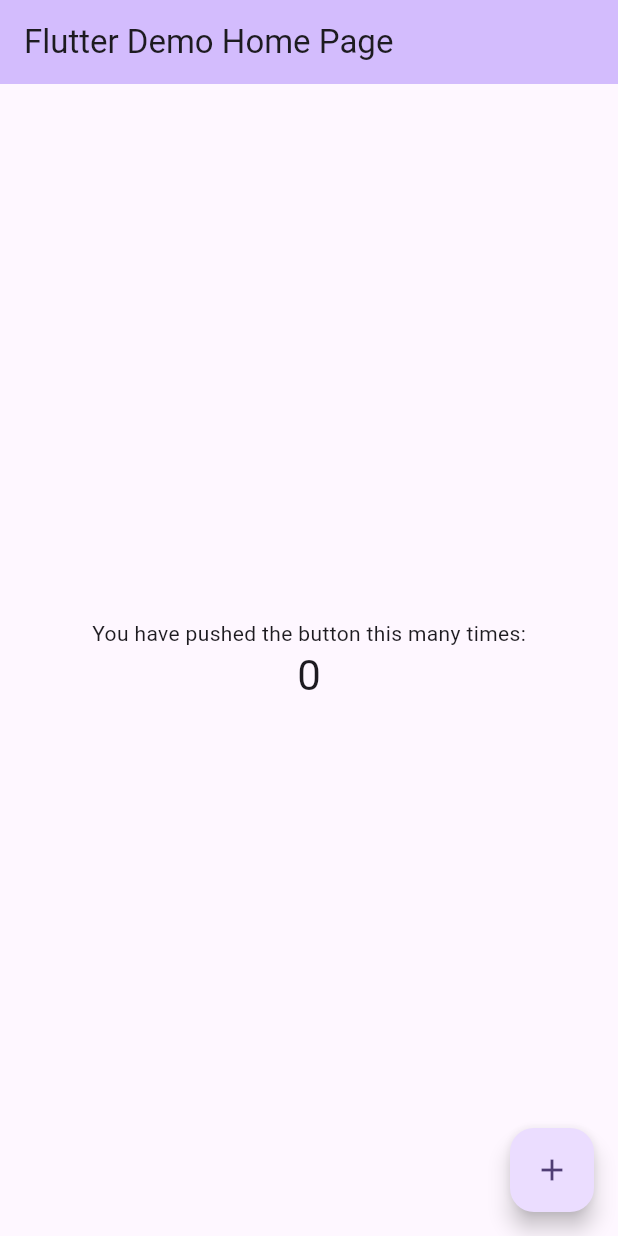
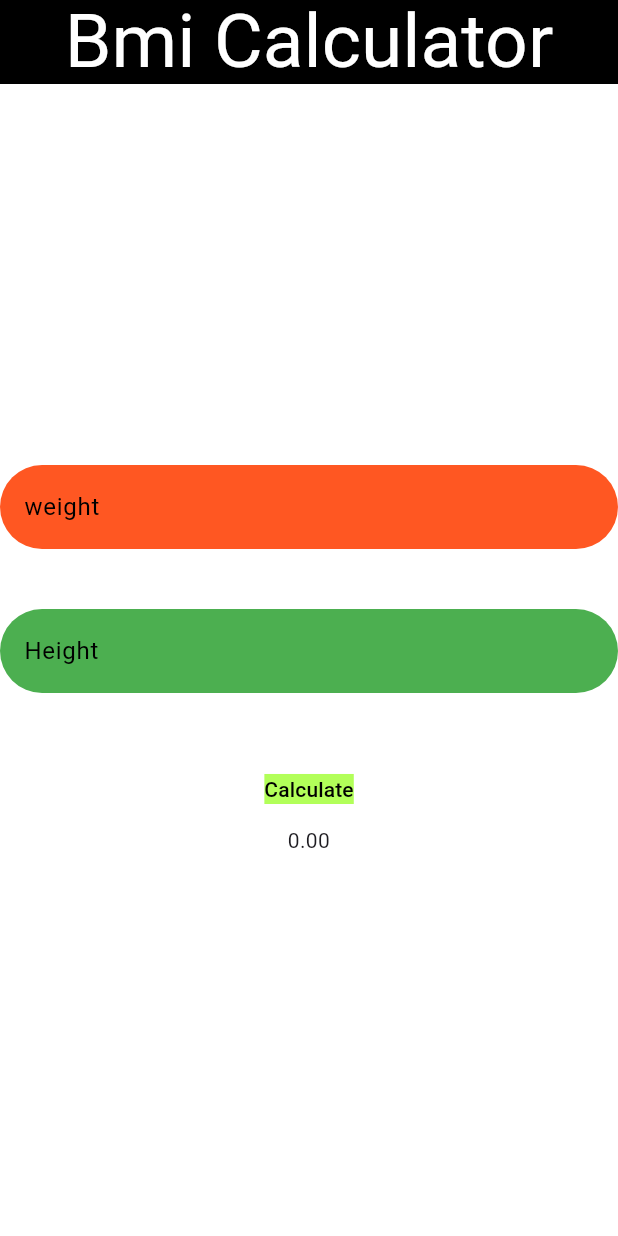
Before and after one commit to KiranCherote9745/bmicalculator, a Flutter app: the screen it shows after launch, on a phone screen of 412 x 824 dp. Run offline on Flutter 3.47's test engine with Material 3 defaults, Android fonts, the light colour scheme and no system bars.

Commit message:
intial commit

```diff
--- /dev/null
+++ b/lib/bmicalculator.dart
@@ -0,0 +1,109 @@
+import 'package:flutter/material.dart';
+
+class BmiCalculator extends StatefulWidget {
+  const BmiCalculator({Key? key}) : super(key: key);
+
+  @override
+  State<BmiCalculator> createState() => _BmiCalculatorState();
+}
+
+class _BmiCalculatorState extends State<BmiCalculator> {
+
+  //controller property to retrieve data from user
+  TextEditingController height=TextEditingController();
+  TextEditingController weight=TextEditingController();
+  double height_value=0;
+  double weight_value=0;
+  double result=0;
+
+
+  //main function
+  void calculate(){
+    height_value=double.parse(height.text);
+    weight_value=double.parse(weight.text);
+    result=weight_value/(height_value*height_value)*10000;
+    print(result);
+  //set state will update the ui
+    setState(() {
+      result=result;
+    });
+  //
+  }
+
+  @override
+  Widget build(BuildContext context) {
+    return Scaffold(
+      //background colour
+      backgroundColor:Colors.white,
+      body: Column(
+        mainAxisAlignment: MainAxisAlignment.center,
+
+        children: [
+          TextField(
+
+            controller:weight,
+
+          decoration: InputDecoration(
+            filled: true,
+            fillColor: Colors.deepOrange,
+              label: Text('weight',style: TextStyle(color: Colors.black),),
+
+            border: OutlineInputBorder(
+              borderSide: BorderSide.none,
+              borderRadius: BorderRadius.circular(50)
+            )
+          ),
+          ),
+          SizedBox(height: 40,),
+          TextField(
+
+            controller: height,
+
+            decoration: InputDecoration(
+                filled: true,
+                fillColor: Colors.green,
+                label: Text('Height',style: TextStyle(color: Colors.black),),
+
+                border: OutlineInputBorder(
+                  borderSide: BorderSide.none,
+                  borderRadius: BorderRadius.circular(100),
+
+                )
+            ),
+          ),
+
+          SizedBox(height: 40,),
+
+          //for ading line break
+
+
+          TextButton(
+              onPressed: () {
+                setState(() {
+
+                  calculate();
+
+                });
+
+          //    calling of the main function
+          },
+              child: Text('Calculate', style: TextStyle(color: Colors.black,backgroundColor: Colors.lightGreenAccent),
+          )
+          ),
+
+          Text(result==null? 'result':"${result.toStringAsFixed(2)}",textAlign: TextAlign.center,),
+
+        ],
+      ),
+
+
+
+      appBar: AppBar(
+        title: Text('Bmi Calculator'),
+        centerTitle: true,
+        backgroundColor: Colors.black,
+        titleTextStyle: TextStyle(fontSize: 50,color: Colors.white,),
+      ),
+    );
+  }
+}
--- a/lib/main.dart
+++ b/lib/main.dart
@@ -1,125 +1,12 @@
+import 'package:bmicalculator/bmicalculator.dart';
 import 'package:flutter/material.dart';
 
-void main() {
-  runApp(const MyApp());
+void main(){
+  runApp(
+    MaterialApp(
+
+        debugShowCheckedModeBanner:false, //to remove the debug banner above the screen
+      home: BmiCalculator(),
+    )
+  );
 }
-
-class MyApp extends StatelessWidget {
-  const MyApp({super.key});
-
-  // This widget is the root of your application.
-  @override
-  Widget build(BuildContext context) {
-    return MaterialApp(
-      title: 'Flutter Demo',
-      theme: ThemeData(
-        // This is the theme of your application.
-        //
-        // TRY THIS: Try running your application with "flutter run". You'll see
-        // the application has a purple toolbar. Then, without quitting the app,
-        // try changing the seedColor in the colorScheme below to Colors.green
-        // and then invoke "hot reload" (save your changes or press the "hot
-        // reload" button in a Flutter-supported IDE, or press "r" if you used
-        // the command line to start the app).
-        //
-        // Notice that the counter didn't reset back to zero; the application
-        // state is not lost during the reload. To reset the state, use hot
-        // restart instead.
-        //
-        // This works for code too, not just values: Most code changes can be
-        // tested with just a hot reload.
-        colorScheme: ColorScheme.fromSeed(seedColor: Colors.deepPurple),
-        useMaterial3: true,
-      ),
-      home: const MyHomePage(title: 'Flutter Demo Home Page'),
-    );
-  }
-}
-
-class MyHomePage extends StatefulWidget {
-  const MyHomePage({super.key, required this.title});
-
-  // This widget is the home page of your application. It is stateful, meaning
-  // that it has a State object (defined below) that contains fields that affect
-  // how it looks.
-
-  // This class is the configuration for the state. It holds the values (in this
-  // case the title) provided by the parent (in this case the App widget) and
-  // used by the build method of the State. Fields in a Widget subclass are
-  // always marked "final".
-
-  final String title;
-
-  @override
-  State<MyHomePage> createState() => _MyHomePageState();
-}
-
-class _MyHomePageState extends State<MyHomePage> {
-  int _counter = 0;
-
-  void _incrementCounter() {
-    setState(() {
-      // This call to setState tells the Flutter framework that something has
-      // changed in this State, which causes it to rerun the build method below
-      // so that the display can reflect the updated values. If we changed
-      // _counter without calling setState(), then the build method would not be
-      // called again, and so nothing would appear to happen.
-      _counter++;
-    });
-  }
-
-  @override
-  Widget build(BuildContext context) {
-    // This method is rerun every time setState is called, for instance as done
-    // by the _incrementCounter method above.
-    //
-    // The Flutter framework has been optimized to make rerunning build methods
-    // fast, so that you can just rebuild anything that needs updating rather
-    // than having to individually change instances of widgets.
-    return Scaffold(
-      appBar: AppBar(
-        // TRY THIS: Try changing the color here to a specific color (to
-        // Colors.amber, perhaps?) and trigger a hot reload to see the AppBar
-        // change color while the other colors stay the same.
-        backgroundColor: Theme.of(context).colorScheme.inversePrimary,
-        // Here we take the value from the MyHomePage object that was created by
-        // the App.build method, and use it to set our appbar title.
-        title: Text(widget.title),
-      ),
-      body: Center(
-        // Center is a layout widget. It takes a single child and positions it
-        // in the middle of the parent.
-        child: Column(
-          // Column is also a layout widget. It takes a list of children and
-          // arranges them vertically. By default, it sizes itself to fit its
-          // children horizontally, and tries to be as tall as its parent.
-          //
-          // Column has various properties to control how it sizes itself and
-          // how it positions its children. Here we use mainAxisAlignment to
-          // center the children vertically; the main axis here is the vertical
-          // axis because Columns are vertical (the cross axis would be
-          // horizontal).
-          //
-          // TRY THIS: Invoke "debug painting" (choose the "Toggle Debug Paint"
-          // action in the IDE, or press "p" in the console), to see the
-          // wireframe for each widget.
-          mainAxisAlignment: MainAxisAlignment.center,
-          children: <Widget>[
-            const Text(
-              'You have pushed the button this many times:',
-            ),
-            Text(
-              '$_counter',
-              style: Theme.of(context).textTheme.headlineMedium,
-            ),
-          ],
-        ),
-      ),
-      floatingActionButton: FloatingActionButton(
-        onPressed: _incrementCounter,
-        tooltip: 'Increment',
-        child: const Icon(Icons.add),
-      ), // This trailing comma makes auto-formatting nicer for build methods.
-    );
-  }
-}
```
Also changed, not shown: 13 other files.
